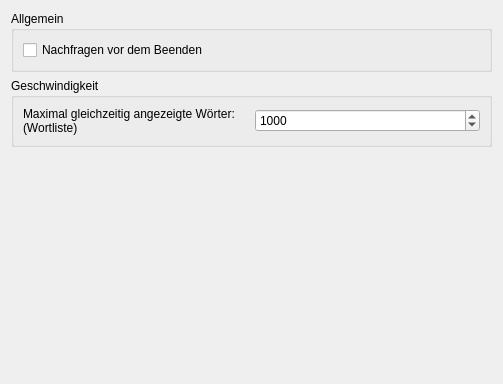
Before: the Qt Designer form simon/src/simonappcore/generalsettingsdlg.ui in KDE/simon, drawn with Qt 5.
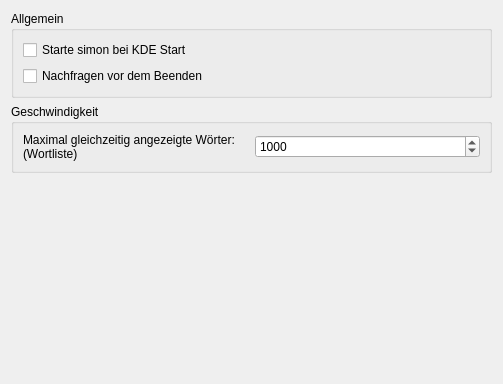
After: the same form once the commit is applied.

Commit message: Added ksimond configuration to start/restart simond automatically; Added autostart capabilities to ksimond and simond

```diff
--- a/simon/src/simonappcore/generalsettingsdlg.ui
+++ b/simon/src/simonappcore/generalsettingsdlg.ui
@@ -22,13 +22,20 @@
       <bool>false</bool>
      </property>
      <layout class="QGridLayout" >
-      <item row="0" column="0" >
+      <item row="1" column="0" >
        <widget class="QCheckBox" name="kcfg_AskBeforeQuit" >
         <property name="text" >
          <string>Nachfragen vor dem Beenden</string>
         </property>
        </widget>
       </item>
+      <item row="0" column="0" >
+       <widget class="QCheckBox" name="kcfg_AutoStart" >
+        <property name="text" >
+         <string>Starte simon bei KDE Start</string>
+        </property>
+       </widget>
+      </item>
      </layout>
     </widget>
    </item>
```
The commit also changes 25 other files.
